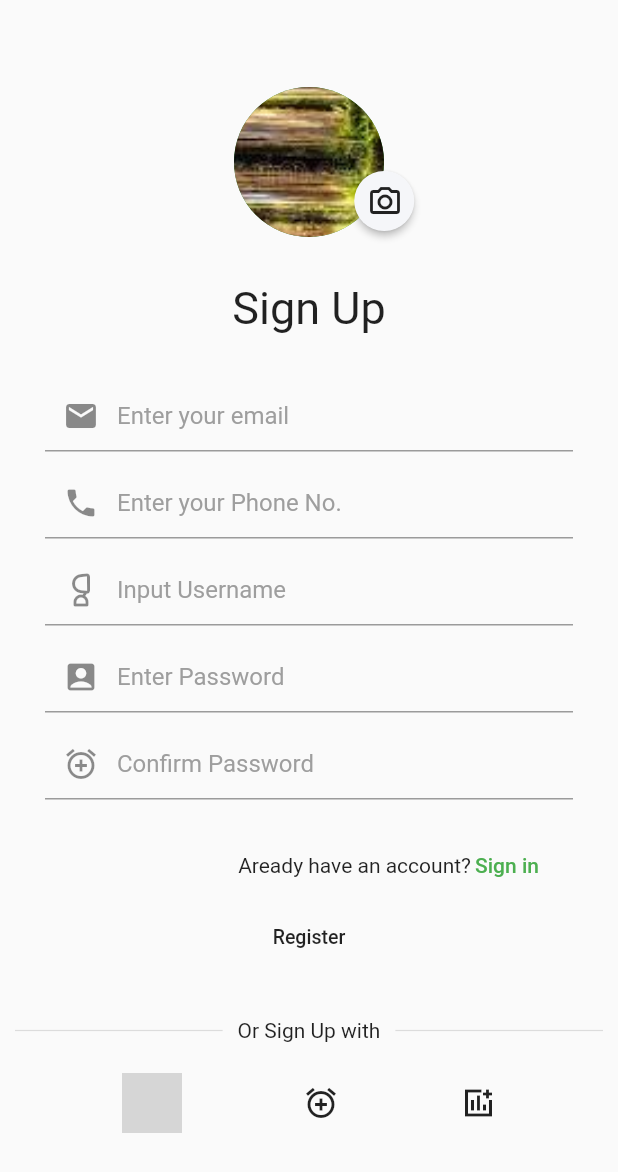
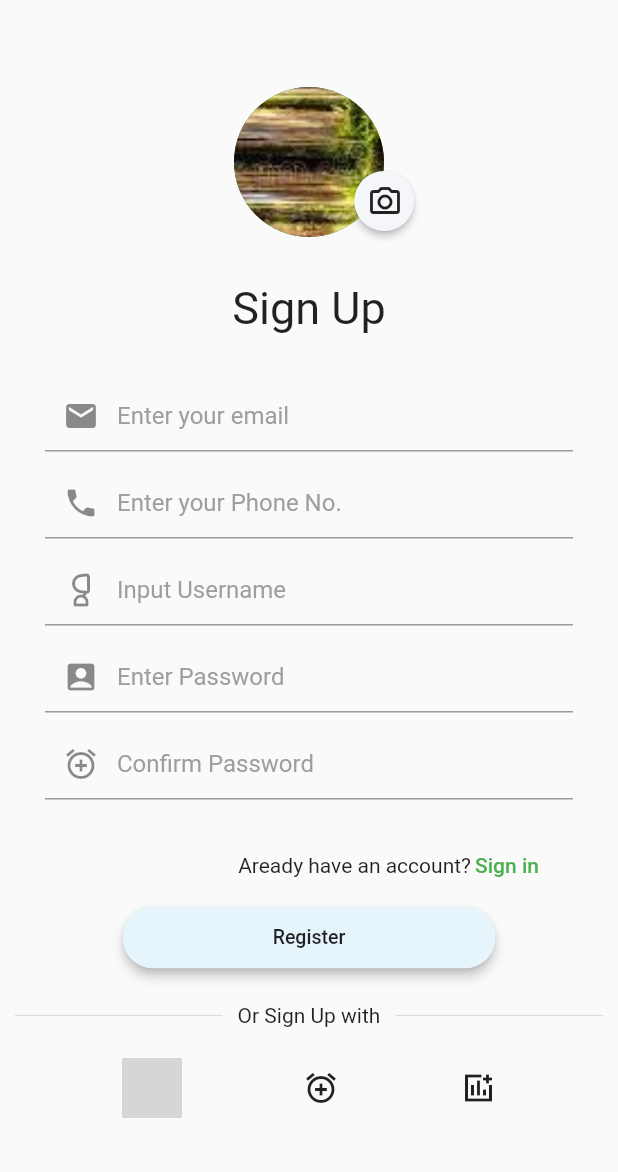
Before and after one commit to njoroge-kelvin/List-UI-App, a Flutter app: the screen it shows after launch, on a phone screen of 412 x 824 dp. Shown: the top 1172 px of the screen. Run offline on Flutter 3.47's test engine with Material 2 defaults, Android fonts, the phone set to English and light mode, and no system bars; drawn by our look-alikes of modal_progress_hud_nsn; our stand-ins replace firebase_auth, firebase_core, image_picker; accounts and stored records are empty; network calls fail; grey boxes are pictures that could not be loaded.

Commit message:
Updated user interface

```diff
--- a/lib/Welcome_Screen.dart
+++ b/lib/Welcome_Screen.dart
@@ -253,16 +253,13 @@ class _Welcome_ScreenState extends State<Welcome_Screen> {
                     ],
                   ),
                 ),
-                Padding(
-                  padding: const EdgeInsets.symmetric(
-                      horizontal: 50.0, vertical: 0.0),
-                  child: MaterialButton(
-                    padding: EdgeInsets.all(15),
+                MaterialButton(
+                  padding: EdgeInsets.symmetric(horizontal: 100, vertical: 13),
                   shape: RoundedRectangleBorder(
                     borderRadius: BorderRadius.circular(20),
                   ),
-                    elevation: 5.0,
-                    // color: Color(0xFF80d8ff),
+                  elevation: 3.0,
+                  color: Color(0xffe6f5fc),
                   // color: Color(0xFF76FF03),
                   child: Text(
                     'Register',
@@ -297,9 +294,8 @@ class _Welcome_ScreenState extends State<Welcome_Screen> {
                     });
                   },
                 ),
-                ),
                 Padding(
-                  padding: const EdgeInsets.only(top: 30.0),
+                  padding: const EdgeInsets.only(top: 20.0),
                   child: Row(
                     children: const [
                       Expanded(
--- a/lib/main.dart
+++ b/lib/main.dart
@@ -17,7 +17,7 @@ void main() async{
   await Firebase.initializeApp();
 
   //Removes system statusBar
-  SystemChrome.setEnabledSystemUIMode(SystemUiMode.leanBack);
+  SystemChrome.setEnabledSystemUIMode(SystemUiMode.immersive);
 
   runApp(MyApp());
 }
```
Lines whose indentation alone changed are shown as unchanged.
